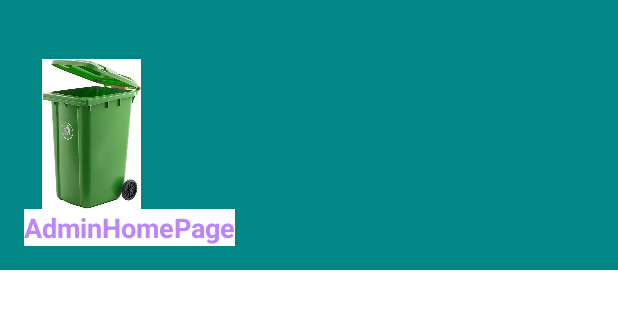
After one commit to hIFZA624/Mc_Project, an Android app: the layout nav_header.xml on its own in the app's theme, with its tools: preview values and no code run, on a phone screen of 412 x 824 dp. The commit adds this screen. Shown: the top 309 px of the screen. Run offline under Robolectric (Android 15) with nearby library versions, the phone set to English and light mode, and no system bars.

Commit message:
menu bar header added

```diff
--- a/GarbageManagementSystem/app/src/main/java/com/example/garbagemanagementsystem/BinAdapter.java
+++ b/GarbageManagementSystem/app/src/main/java/com/example/garbagemanagementsystem/BinAdapter.java
@@ -96,6 +96,8 @@ public class BinAdapter extends ArrayAdapter<String> {
                     @Override
                     public void onClick(DialogInterface dialog, int which) {
                            dbHelper.DeleteBin(bid.get(position));
+                        Intent intent=new Intent(context,ViewBin.class);
+                        context.startActivity(intent);
 
                     }
                 }).setNegativeButton("No", new DialogInterface.OnClickListener() {
--- a/GarbageManagementSystem/app/src/main/java/com/example/garbagemanagementsystem/DriverAdapter.java
+++ b/GarbageManagementSystem/app/src/main/java/com/example/garbagemanagementsystem/DriverAdapter.java
@@ -78,6 +78,8 @@ public class DriverAdapter  extends ArrayAdapter<String> {
                     @Override
                     public void onClick(DialogInterface dialog, int which) {
                         dbHelper.DeleteDriver(did.get(position));
+                        Intent intent=new Intent(context,ViewDriver.class);
+                        context.startActivity(intent);
 
 
                     }
--- /dev/null
+++ b/GarbageManagementSystem/app/src/main/res/drawable/ic_baseline_add_comment_24.xml
@@ -0,0 +1,5 @@
+<vector android:height="24dp" android:tint="#C62D32"
+    android:viewportHeight="24" android:viewportWidth="24"
+    android:width="24dp" xmlns:android="http://schemas.android.com/apk/res/android">
+    <path android:fillColor="@android:color/white" android:pathData="M21.99,4c0,-1.1 -0.89,-2 -1.99,-2H4c-1.1,0 -2,0.9 -2,2v12c0,1.1 0.9,2 2,2h14l4,4 -0.01,-18zM17,11h-4v4h-2v-4H7V9h4V5h2v4h4v2z"/>
+</vector>
--- /dev/null
+++ b/GarbageManagementSystem/app/src/main/res/drawable/ic_baseline_delete_sweep_24.xml
@@ -0,0 +1,5 @@
+<vector android:height="24dp" android:tint="#C64B13"
+    android:viewportHeight="24" android:viewportWidth="24"
+    android:width="24dp" xmlns:android="http://schemas.android.com/apk/res/android">
+    <path android:fillColor="@android:color/white" android:pathData="M15,16h4v2h-4zM15,8h7v2h-7zM15,12h6v2h-6zM3,18c0,1.1 0.9,2 2,2h6c1.1,0 2,-0.9 2,-2L13,8L3,8v10zM14,5h-3l-1,-1L6,4L5,5L2,5v2h12z"/>
+</vector>
--- /dev/null
+++ b/GarbageManagementSystem/app/src/main/res/drawable/ic_baseline_directions_car_24.xml
@@ -0,0 +1,5 @@
+<vector android:height="24dp" android:tint="#8F47C6"
+    android:viewportHeight="24" android:viewportWidth="24"
+    android:width="24dp" xmlns:android="http://schemas.android.com/apk/res/android">
+    <path android:fillColor="@android:color/white" android:pathData="M18.92,6.01C18.72,5.42 18.16,5 17.5,5h-11c-0.66,0 -1.21,0.42 -1.42,1.01L3,12v8c0,0.55 0.45,1 1,1h1c0.55,0 1,-0.45 1,-1v-1h12v1c0,0.55 0.45,1 1,1h1c0.55,0 1,-0.45 1,-1v-8l-2.08,-5.99zM6.5,16c-0.83,0 -1.5,-0.67 -1.5,-1.5S5.67,13 6.5,13s1.5,0.67 1.5,1.5S7.33,16 6.5,16zM17.5,16c-0.83,0 -1.5,-0.67 -1.5,-1.5s0.67,-1.5 1.5,-1.5 1.5,0.67 1.5,1.5 -0.67,1.5 -1.5,1.5zM5,11l1.5,-4.5h11L19,11L5,11z"/>
+</vector>
--- /dev/null
+++ b/GarbageManagementSystem/app/src/main/res/drawable/ic_baseline_electric_car_24.xml
@@ -0,0 +1,6 @@
+<vector android:height="24dp" android:tint="#BAC61C"
+    android:viewportHeight="24" android:viewportWidth="24"
+    android:width="24dp" xmlns:android="http://schemas.android.com/apk/res/android">
+    <path android:fillColor="@android:color/white" android:pathData="M18.92,2.01C18.72,1.42 18.16,1 17.5,1h-11C5.84,1 5.29,1.42 5.08,2.01L3,8v8c0,0.55 0.45,1 1,1h1c0.55,0 1,-0.45 1,-1v-1h12v1c0,0.55 0.45,1 1,1h1c0.55,0 1,-0.45 1,-1V8L18.92,2.01zM6.5,12C5.67,12 5,11.33 5,10.5S5.67,9 6.5,9S8,9.67 8,10.5S7.33,12 6.5,12zM17.5,12c-0.83,0 -1.5,-0.67 -1.5,-1.5S16.67,9 17.5,9S19,9.67 19,10.5S18.33,12 17.5,12zM5,7l1.5,-4.5h11L19,7H5z"/>
+    <path android:fillColor="@android:color/white" android:pathData="M7,20l4,0l0,-2l6,3l-4,0l0,2z"/>
+</vector>
--- /dev/null
+++ b/GarbageManagementSystem/app/src/main/res/drawable/ic_baseline_home_24.xml
@@ -0,0 +1,5 @@
+<vector android:height="24dp" android:tint="#32C647"
+    android:viewportHeight="24" android:viewportWidth="24"
+    android:width="24dp" xmlns:android="http://schemas.android.com/apk/res/android">
+    <path android:fillColor="@android:color/white" android:pathData="M10,20v-6h4v6h5v-8h3L12,3 2,12h3v8z"/>
+</vector>
--- /dev/null
+++ b/GarbageManagementSystem/app/src/main/res/drawable/ic_baseline_lock_open_24.xml
@@ -0,0 +1,5 @@
+<vector android:height="24dp" android:tint="#4977C6"
+    android:viewportHeight="24" android:viewportWidth="24"
+    android:width="24dp" xmlns:android="http://schemas.android.com/apk/res/android">
+    <path android:fillColor="@android:color/white" android:pathData="M12,17c1.1,0 2,-0.9 2,-2s-0.9,-2 -2,-2 -2,0.9 -2,2 0.9,2 2,2zM18,8h-1L17,6c0,-2.76 -2.24,-5 -5,-5S7,3.24 7,6h1.9c0,-1.71 1.39,-3.1 3.1,-3.1 1.71,0 3.1,1.39 3.1,3.1v2L6,8c-1.1,0 -2,0.9 -2,2v10c0,1.1 0.9,2 2,2h12c1.1,0 2,-0.9 2,-2L20,10c0,-1.1 -0.9,-2 -2,-2zM18,20L6,20L6,10h12v10z"/>
+</vector>
--- /dev/null
+++ b/GarbageManagementSystem/app/src/main/res/drawable/ic_baseline_report_24.xml
@@ -0,0 +1,5 @@
+<vector android:height="24dp" android:tint="#1BBEC6"
+    android:viewportHeight="24" android:viewportWidth="24"
+    android:width="24dp" xmlns:android="http://schemas.android.com/apk/res/android">
+    <path android:fillColor="@android:color/white" android:pathData="M15.73,3L8.27,3L3,8.27v7.46L8.27,21h7.46L21,15.73L21,8.27L15.73,3zM12,17.3c-0.72,0 -1.3,-0.58 -1.3,-1.3 0,-0.72 0.58,-1.3 1.3,-1.3 0.72,0 1.3,0.58 1.3,1.3 0,0.72 -0.58,1.3 -1.3,1.3zM13,13h-2L11,7h2v6z"/>
+</vector>
--- /dev/null
+++ b/GarbageManagementSystem/app/src/main/res/drawable/ic_baseline_supervised_user_circle_24.xml
@@ -0,0 +1,5 @@
+<vector android:height="24dp" android:tint="#C62EA1"
+    android:viewportHeight="24" android:viewportWidth="24"
+    android:width="24dp" xmlns:android="http://schemas.android.com/apk/res/android">
+    <path android:fillColor="@android:color/white" android:pathData="M11.99,2c-5.52,0 -10,4.48 -10,10s4.48,10 10,10 10,-4.48 10,-10 -4.48,-10 -10,-10zM15.6,8.34c1.07,0 1.93,0.86 1.93,1.93 0,1.07 -0.86,1.93 -1.93,1.93 -1.07,0 -1.93,-0.86 -1.93,-1.93 -0.01,-1.07 0.86,-1.93 1.93,-1.93zM9.6,6.76c1.3,0 2.36,1.06 2.36,2.36 0,1.3 -1.06,2.36 -2.36,2.36s-2.36,-1.06 -2.36,-2.36c0,-1.31 1.05,-2.36 2.36,-2.36zM9.6,15.89v3.75c-2.4,-0.75 -4.3,-2.6 -5.14,-4.96 1.05,-1.12 3.67,-1.69 5.14,-1.69 0.53,0 1.2,0.08 1.9,0.22 -1.64,0.87 -1.9,2.02 -1.9,2.68zM11.99,20c-0.27,0 -0.53,-0.01 -0.79,-0.04v-4.07c0,-1.42 2.94,-2.13 4.4,-2.13 1.07,0 2.92,0.39 3.84,1.15 -1.17,2.97 -4.06,5.09 -7.45,5.09z"/>
+</vector>
--- a/GarbageManagementSystem/app/src/main/res/layout/activity_admin_home_page.xml
+++ b/GarbageManagementSystem/app/src/main/res/layout/activity_admin_home_page.xml
@@ -7,11 +7,14 @@
     android:orientation="vertical"
     android:id="@+id/drawer"
     android:layout_height="match_parent"
-    tools:context=".AdminHomePage">
+    tools:context=".AdminHomePage"
+    >
     <com.google.android.material.navigation.NavigationView
         android:layout_width="wrap_content"
         android:layout_height="match_parent"
         android:id="@+id/navmenu"
+        app:headerLayout="@layout/nav_header"
+        app:menu="@menu/drawer_menu"
         android:layout_gravity="start"
         />
     <RelativeLayout
--- /dev/null
+++ b/GarbageManagementSystem/app/src/main/res/layout/nav_header.xml
@@ -0,0 +1,26 @@
+<?xml version="1.0" encoding="utf-8"?>
+<LinearLayout xmlns:android="http://schemas.android.com/apk/res/android"
+    android:orientation="vertical" android:layout_width="match_parent"
+    android:layout_height="180dp"
+    android:background="@color/design_default_color_secondary_variant"
+    android:gravity="bottom"
+    android:padding="16dp"
+    >
+
+    <ImageView
+        android:layout_width="90dp"
+        android:layout_height="100dp"
+        android:src="@drawable/bins"></ImageView>
+
+
+
+    <TextView
+        android:layout_width="wrap_content"
+        android:layout_height="wrap_content"
+        android:text="AdminHomePage"
+        android:background="@color/white"
+        android:textStyle="bold"
+        android:textSize="18dp"
+        android:textColor="@color/purple_200"></TextView>
+
+</LinearLayout>
```
Also changed, not shown: GarbageManagementSystem/app/src/main/res/drawable/ic_baseline_auto_delete_24.xml (added, +7 -0 lines), GarbageManagementSystem/app/src/main/res/menu/drawer_menu.xml (added, +43 -0 lines).
